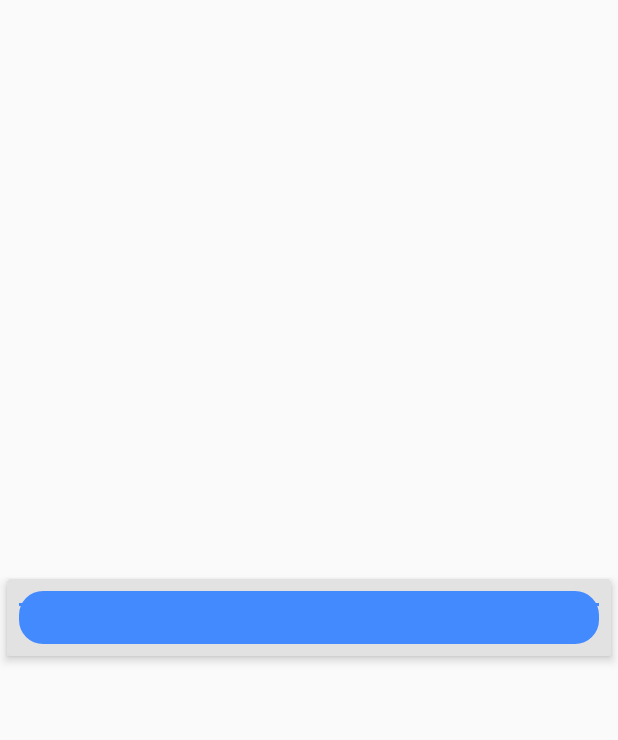
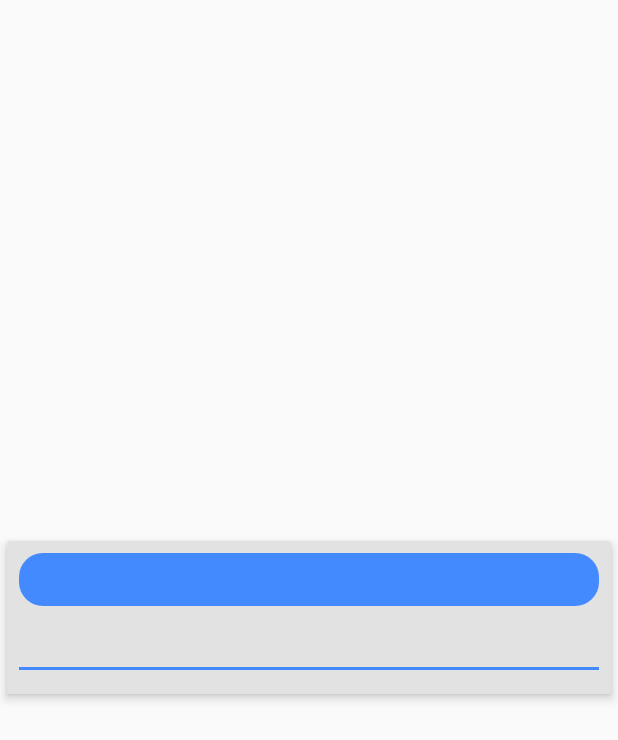
Before and after one commit to FabioGouveia/NewsApp, an Android app: the layout card_news_item.xml on its own in the app's theme, with its tools: preview values and no code run, on a phone screen of 412 x 824 dp. Shown: the top 740 px of the screen. Run offline under Robolectric (Android 15) with nearby library versions, the phone set to English and light mode, and no system bars.

Commit message:
fix : fix resources id
Signed-off-by: Fábio Gouveia <hpgroods@gmail.com>

```diff
--- a/app/src/main/res/values/styles.xml
+++ b/app/src/main/res/values/styles.xml
@@ -52,7 +52,7 @@
     <style name="NewsItemTitle">
         <item name="android:layout_width">match_parent</item>
         <item name="android:layout_height">wrap_content</item>
-        <item name="android:layout_below">@id/news_item_section</item>
+        <item name="android:layout_below">@id/news_item_section_text_view</item>
         <item name="android:paddingTop">@dimen/dimen_s</item>
         <item name="android:maxLines">2</item>
         <item name="android:ellipsize">end</item>
@@ -65,7 +65,7 @@
         <item name="android:layout_height">2dp</item>
         <item name="android:layout_marginTop">@dimen/dimen_s</item>
         <item name="android:layout_marginBottom">@dimen/dimen_s</item>
-        <item name="android:layout_below">@id/news_item_title</item>
+        <item name="android:layout_below">@id/news_item_title_text_view</item>
     </style>
 
     <style name="NewsItemPostInfo">
```
